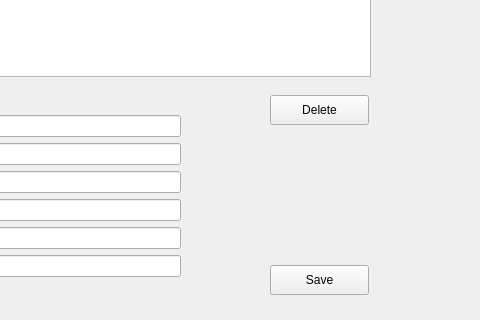
This is EditLibrary.ui in nlinthacum/SeniorDesignGUI as Qt 5 draws it before an edit; both pictures show x 320 to 800 and y 175 to 495 of the 800 by 600 pixel window. The edited form follows.
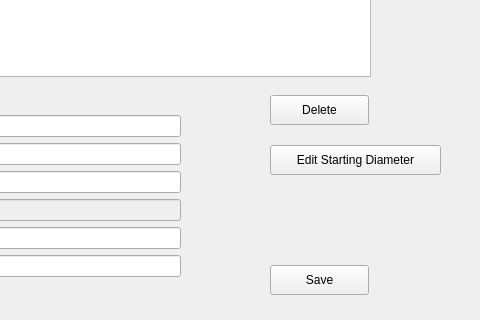
This is the edited form.

Commit message: functionality to set and edit the measured starting diameter

```diff
--- a/EditLibrary.ui
+++ b/EditLibrary.ui
@@ -86,7 +86,11 @@
       </widget>
      </item>
      <item row="3" column="1">
-      <widget class="QLineEdit" name="starting_diameter_line"/>
+      <widget class="QLineEdit" name="starting_diameter_line">
+       <property name="enabled">
+        <bool>false</bool>
+       </property>
+      </widget>
      </item>
     </layout>
    </widget>
@@ -146,6 +150,19 @@
      <string>Edit Part</string>
     </property>
    </widget>
+   <widget class="QPushButton" name="edit_starting_diameter_button">
+    <property name="geometry">
+     <rect>
+      <x>590</x>
+      <y>320</y>
+      <width>171</width>
+      <height>30</height>
+     </rect>
+    </property>
+    <property name="text">
+     <string>Edit Starting Diameter</string>
+    </property>
+   </widget>
   </widget>
   <widget class="QMenuBar" name="menubar">
    <property name="geometry">
```
The commit also changes 4 other files.
